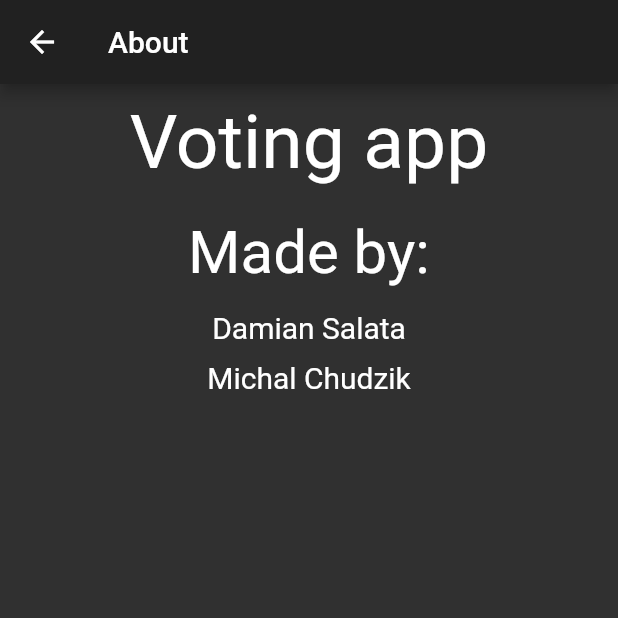
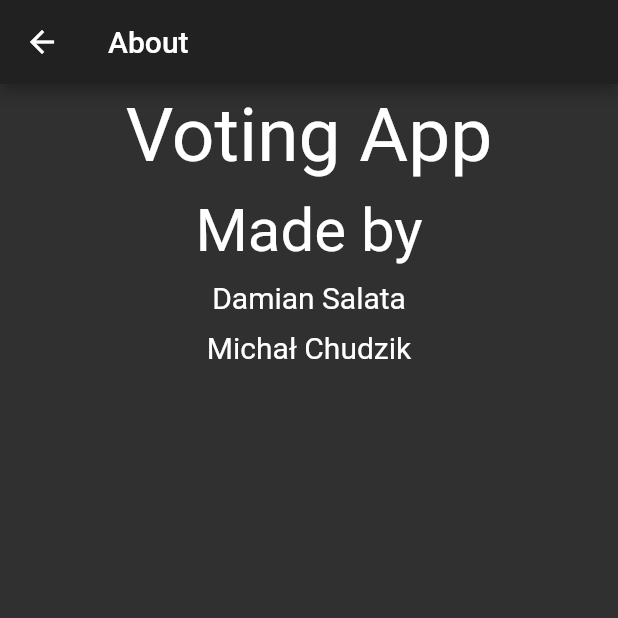
Before and after one commit to DooMLooRD/VotingApp, a Flutter app: the AboutPage screen opened directly, on a phone screen of 412 x 824 dp, the top half of it. Run offline on Flutter 3.47's test engine with Material 2 defaults, Android fonts, the phone set to English and light mode, and no system bars.

Commit message:
[Refactor] About page

```diff
--- a/lib/pages/about.dart
+++ b/lib/pages/about.dart
@@ -1,6 +1,16 @@
 import 'package:flutter/material.dart';
 
 class AboutPage extends StatelessWidget {
+  Widget _buildTextContainer(String content, double fontSize) {
+    return Container(
+              padding: EdgeInsets.all(5.0),
+              child: Text(
+                content,
+                style: TextStyle(fontSize: fontSize),
+              ),
+            );
+  }
+
   @override
   Widget build(BuildContext context) {
     return Scaffold(
@@ -12,34 +22,10 @@ class AboutPage extends StatelessWidget {
           mainAxisAlignment: MainAxisAlignment.start,
           crossAxisAlignment: CrossAxisAlignment.center,
           children: <Widget>[
-            Container(
-              padding: EdgeInsets.all(10.0),
-              child: Text(
-                'Voting app',
-                style: TextStyle(fontSize: 50),
-              ),
-            ),
-            Container(
-              padding: EdgeInsets.all(10.0),
-              child: Text(
-                'Made by:',
-                style: TextStyle(fontSize: 40),
-              ),
-            ),
-            Container(
-              padding: EdgeInsets.all(5.0),
-              child: Text(
-                'Damian Salata',
-                style: TextStyle(fontSize: 20),
-              ),
-            ),
-            Container(
-              padding: EdgeInsets.all(5.0),
-              child: Text(
-                'Michal Chudzik',
-                style: TextStyle(fontSize: 20),
-              ),
-            ),
+            _buildTextContainer('Voting App', 50),
+            _buildTextContainer('Made by', 40),
+            _buildTextContainer('Damian Salata', 20),
+            _buildTextContainer('Michał Chudzik', 20),
           ],
         ),
       ),
```
Also changed, not shown: lib/pages/votes.dart (+7 -1 lines).
